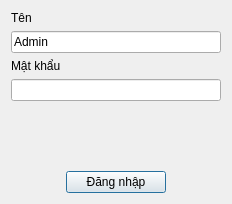
Above: Sources/HxLoginDialog.ui from VanDuongPCB/desktop-laser-marking-system before the change. Below: the same form after it.
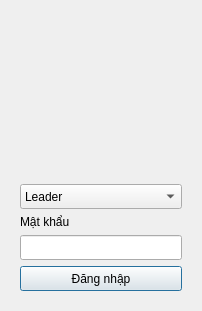
That is the form after the change. Icons and pictures are not drawn.

The edit to the form file:
```diff
--- a/Sources/HxLoginDialog.ui
+++ b/Sources/HxLoginDialog.ui
@@ -6,82 +6,109 @@
    <rect>
     <x>0</x>
     <y>0</y>
-    <width>232</width>
-    <height>204</height>
+    <width>202</width>
+    <height>311</height>
    </rect>
   </property>
   <property name="windowTitle">
    <string>Đăng nhập</string>
   </property>
   <layout class="QGridLayout" name="gridLayout_2">
-   <item row="3" column="0">
-    <widget class="QLineEdit" name="txtPassword">
+   <property name="leftMargin">
+    <number>20</number>
+   </property>
+   <property name="topMargin">
+    <number>20</number>
+   </property>
+   <property name="rightMargin">
+    <number>20</number>
+   </property>
+   <property name="bottomMargin">
+    <number>20</number>
+   </property>
+   <item row="0" column="2">
+    <spacer name="horizontalSpacer_2">
+     <property name="orientation">
+      <enum>Qt::Orientation::Horizontal</enum>
+     </property>
+     <property name="sizeHint" stdset="0">
+      <size>
+       <width>40</width>
+       <height>20</height>
+      </size>
+     </property>
+    </spacer>
+   </item>
+   <item row="2" column="0" colspan="3">
+    <widget class="QComboBox" name="cbxProfile">
+     <property name="minimumSize">
+      <size>
+       <width>0</width>
+       <height>25</height>
+      </size>
+     </property>
+     <property name="iconSize">
+      <size>
+       <width>24</width>
+       <height>24</height>
+      </size>
+     </property>
+     <item>
+      <property name="text">
+       <string>Leader</string>
+      </property>
+      <property name="icon">
+       <iconset resource="../Assets/Icons/icons.qrc">
+        <normaloff>:/protect-01.png</normaloff>:/protect-01.png</iconset>
+      </property>
+     </item>
+     <item>
+      <property name="text">
+       <string>Admin</string>
+      </property>
+      <property name="icon">
+       <iconset resource="../Assets/Icons/icons.qrc">
+        <normaloff>:/protect-01.png</normaloff>:/protect-01.png</iconset>
+      </property>
+     </item>
+    </widget>
+   </item>
+   <item row="0" column="1">
+    <widget class="QLabel" name="label_3">
+     <property name="sizePolicy">
+      <sizepolicy hsizetype="Fixed" vsizetype="Fixed">
+       <horstretch>0</horstretch>
+       <verstretch>0</verstretch>
+      </sizepolicy>
+     </property>
+     <property name="minimumSize">
+      <size>
+       <width>150</width>
+       <height>150</height>
+      </size>
+     </property>
      <property name="text">
       <string/>
      </property>
-     <property name="echoMode">
-      <enum>QLineEdit::Password</enum>
+     <property name="pixmap">
+      <pixmap resource="../Assets/Icons/icons.qrc">:/protect-01.png</pixmap>
      </property>
-    </widget>
-   </item>
-   <item row="0" column="0">
-    <widget class="QLabel" name="label">
-     <property name="text">
-      <string>Tên</string>
+     <property name="scaledContents">
+      <bool>true</bool>
      </property>
+     <property name="alignment">
+      <set>Qt::AlignmentFlag::AlignCenter</set>
+     </property>
     </widget>
    </item>
-   <item row="2" column="0">
+   <item row="3" column="0" colspan="3">
     <widget class="QLabel" name="label_2">
      <property name="text">
       <string>Mật khẩu</string>
      </property>
     </widget>
    </item>
-   <item row="5" column="0">
-    <layout class="QHBoxLayout" name="horizontalLayout">
-     <item>
-      <spacer name="horizontalSpacer">
-       <property name="orientation">
-        <enum>Qt::Horizontal</enum>
-       </property>
-       <property name="sizeHint" stdset="0">
-        <size>
-         <width>40</width>
-         <height>20</height>
-        </size>
-       </property>
-      </spacer>
-     </item>
-     <item>
-      <widget class="QPushButton" name="btnLogin">
-       <property name="minimumSize">
-        <size>
-         <width>100</width>
-         <height>0</height>
-        </size>
-       </property>
-       <property name="text">
-        <string>Đăng nhập</string>
-       </property>
-      </widget>
-     </item>
-     <item>
-      <spacer name="horizontalSpacer_2">
-       <property name="orientation">
-        <enum>Qt::Horizontal</enum>
-       </property>
-       <property name="sizeHint" stdset="0">
-        <size>
-         <width>40</width>
-         <height>20</height>
-        </size>
-       </property>
-      </spacer>
-     </item>
-    </layout>
-   </item>
-   <item row="4" column="0">
+   <item row="1" column="1">
     <spacer name="verticalSpacer">
      <property name="orientation">
       <enum>Qt::Vertical</enum>
@@ -94,10 +121,45 @@
      </property>
     </spacer>
    </item>
-   <item row="1" column="0">
-    <widget class="QLineEdit" name="txtUserName">
+   <item row="5" column="0" colspan="3">
+    <widget class="QPushButton" name="btnLogin">
+     <property name="minimumSize">
+      <size>
+       <width>100</width>
+       <height>25</height>
+      </size>
+     </property>
      <property name="text">
-      <string>Admin</string>
+      <string>Đăng nhập</string>
+     </property>
+    </widget>
+   </item>
+   <item row="0" column="0">
+    <spacer name="horizontalSpacer">
+     <property name="orientation">
+      <enum>Qt::Orientation::Horizontal</enum>
+     </property>
+     <property name="sizeHint" stdset="0">
+      <size>
+       <width>40</width>
+       <height>20</height>
+      </size>
+     </property>
+    </spacer>
+   </item>
+   <item row="4" column="0" colspan="3">
+    <widget class="QLineEdit" name="txtPassword">
+     <property name="minimumSize">
+      <size>
+       <width>0</width>
+       <height>25</height>
+      </size>
+     </property>
+     <property name="text">
+      <string/>
+     </property>
+     <property name="echoMode">
+      <enum>QLineEdit::EchoMode::Password</enum>
      </property>
     </widget>
    </item>
```
Left out of the diff: 6 changed lines with no effect on the pictures.
